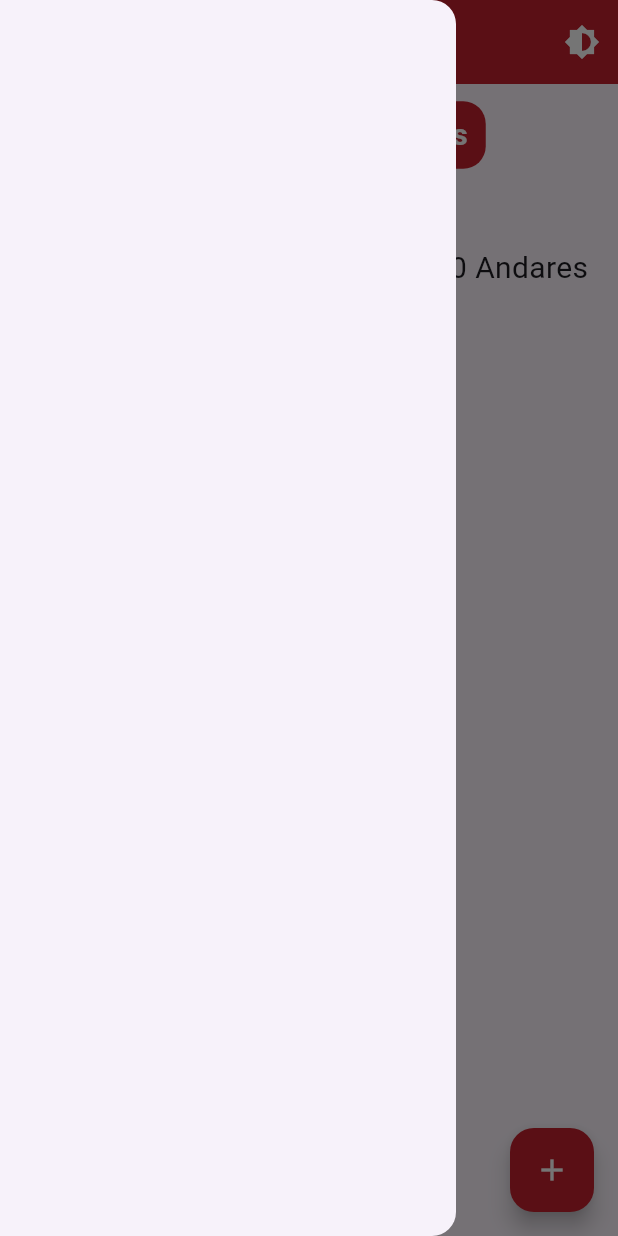
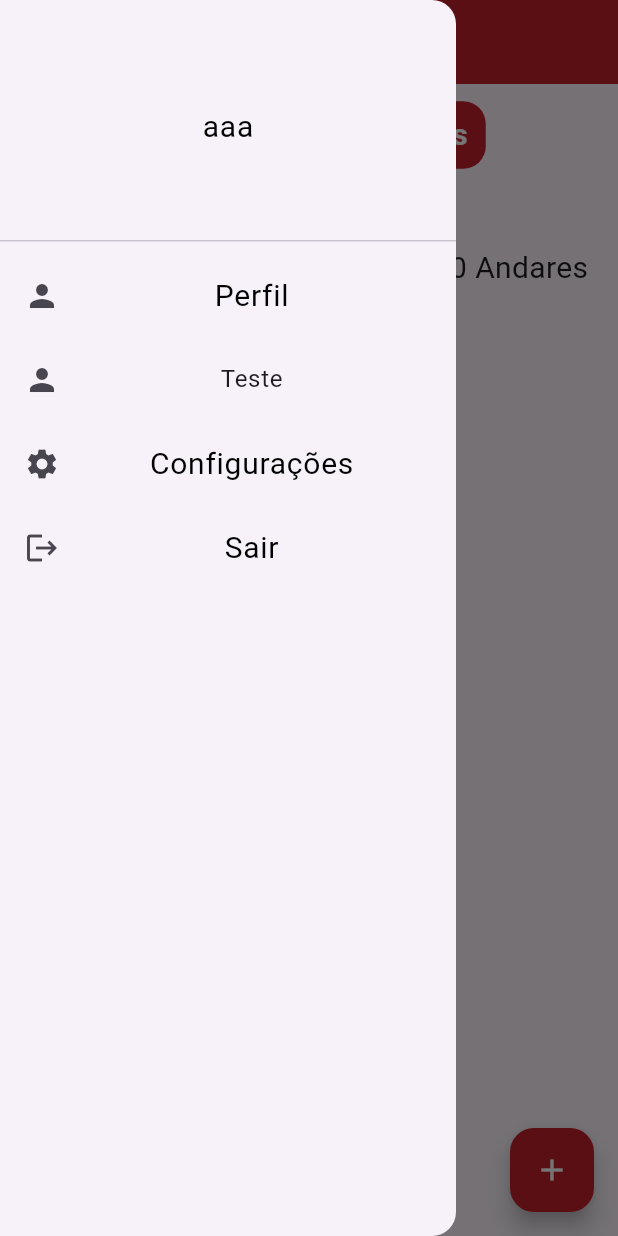
Before and after one commit to pablo-sa10/Pallet, a Flutter app: the screen it shows after launch, with the side drawer open, on a phone screen of 412 x 824 dp. Run offline on Flutter 3.47's test engine with Material 3 defaults, Android fonts, the phone set to English and light mode, and no system bars; our stand-ins replace shared_preferences; network calls fail.

Commit message:
coloquei cores e aoliquei o drawer junto ao mudar temas

```diff
--- /dev/null
+++ b/pallets/lib/components/drawer.dart
@@ -0,0 +1,77 @@
+import 'package:flutter/material.dart';
+import 'package:pallets/pages/configuracoes.dart';
+import 'package:pallets/theme/app_colors.dart';
+import 'package:pallets/theme/app_theme.dart';
+import 'package:pallets/theme/theme_provider.dart';
+import 'package:provider/provider.dart';
+
+class DrawerPage extends StatefulWidget {
+  const DrawerPage({super.key});
+
+  @override
+  State<DrawerPage> createState() => _DrawerPageState();
+}
+
+class _DrawerPageState extends State<DrawerPage> {
+  @override
+  Widget build(BuildContext context) {
+    final themeProvider = Provider.of<ThemeProvider>(context);
+
+    return Drawer(
+      child: ListView(children: [
+        DrawerHeader(
+          child: Center(
+            child: Text(
+              "aaa",
+              style: themeProvider.isDarkTheme
+                  ? AppTheme.darkTheme.textTheme.titleMedium
+                  : AppTheme.lightTheme.textTheme.titleMedium,
+            ),
+          ),
+        ),
+        ListTile(
+          leading: Icon(Icons.person),
+          title: Text(
+            "Perfil",
+            style: themeProvider.isDarkTheme
+                ? AppTheme.darkTheme.textTheme.titleMedium
+                : AppTheme.lightTheme.textTheme.titleMedium,
+            textAlign: TextAlign.center,
+          ),
+          onTap: (){},
+        ),ListTile(
+          leading: Icon(Icons.person),
+          title: Text(
+            "Teste",
+            textAlign: TextAlign.center,
+          ),
+          onTap: (){},
+        ),
+        ListTile(
+          leading: Icon(Icons.settings),
+          title: Text(
+            "Configurações",
+            style: themeProvider.isDarkTheme
+                ? AppTheme.darkTheme.textTheme.titleMedium
+                : AppTheme.lightTheme.textTheme.titleMedium,
+            textAlign: TextAlign.center,
+          ),
+          onTap: (){
+            Navigator.of(context).pushNamed("/Config");
+          },
+        ),
+        ListTile(
+          leading: Icon(Icons.logout),
+          title: Text(
+            "Sair",
+            style: themeProvider.isDarkTheme
+                ? AppTheme.darkTheme.textTheme.titleMedium
+                : AppTheme.lightTheme.textTheme.titleMedium,
+            textAlign: TextAlign.center,
+          ),
+          onTap: (){},
+        ),
+      ]),
+    );
+  }
+}
--- a/pallets/lib/pages/Home.dart
+++ b/pallets/lib/pages/home.dart
@@ -1,5 +1,6 @@
 import 'package:flutter/material.dart';
 import 'package:pallets/components/botoes.dart';
+import 'package:pallets/components/drawer.dart';
 import 'package:pallets/components/tipo.dart';
 import 'package:pallets/theme/theme_provider.dart';
 import 'package:provider/provider.dart';
@@ -24,17 +25,15 @@ class _HomeState extends State<Home> {
   Widget build(BuildContext context) {
     return Scaffold(
       appBar: AppBar(
-        actions: [
-          IconButton(onPressed: (){
-            Provider.of<ThemeProvider>(context, listen: false).toggleTheme();
-          }, icon: Icon(Icons.brightness_6)),
-        ],
+        // actions: [
+        //   IconButton(onPressed: (){
+        //     Provider.of<ThemeProvider>(context, listen: false).toggleTheme();
+        //   }, icon: Icon(Icons.brightness_6)),
+        // ],
         title: const Text("Pallets Teste"),
         centerTitle: true,
       ),
-      drawer: Drawer(
-
-      ),
+      drawer: DrawerPage(),
       body: Padding(
         padding: const EdgeInsets.all(10.0),
         child: Column(
--- a/pallets/lib/pages/main.dart
+++ b/pallets/lib/pages/main.dart
@@ -1,9 +1,11 @@
 import 'package:flutter/material.dart';
+import 'package:pallets/pages/configuracoes.dart';
 import 'package:pallets/theme/theme_provider.dart';
 import 'package:provider/provider.dart';
 import 'package:shared_preferences/shared_preferences.dart';
 import '../theme/app_theme.dart';
-import 'Home.dart';
+import '../theme/theme_google.dart';
+import 'home.dart';
 import 'cadastro.dart';
 
 Future<void> main() async {
@@ -33,10 +35,12 @@ class MyApp extends StatelessWidget {
         debugShowCheckedModeBanner: false,
         title: 'Pallets',
         theme: themeProvider.isDarkTheme ? AppTheme.darkTheme : AppTheme.lightTheme,
+        //theme: themeProvider.isDarkTheme ? MaterialTheme.darkScheme() : AppTheme.lightTheme,
         initialRoute: '/',
         routes: {
           '/': (context) => const Home(),
           "/Cadastro": (context) => const Cadastro(),
+          "/Config": (context) => const Configuracoes(),
         },
       );
     });
--- a/pallets/lib/theme/app_theme.dart
+++ b/pallets/lib/theme/app_theme.dart
@@ -16,7 +16,10 @@ class AppTheme {
           fontSize: 24,
           fontWeight: FontWeight.bold,
           color: AppColors.textoPreto),
-      headlineMedium: TextStyle(fontSize: 16, color: AppColors.textoPreto),
+      headlineMedium: TextStyle(fontSize: 20, color: AppColors.textoPreto),
+      headlineSmall: TextStyle(fontSize: 16, color: AppColors.textoPreto),
+      titleSmall: TextStyle(fontSize: 24, color: AppColors.textoPreto),
+      titleMedium: TextStyle(fontSize: 20, color: AppColors.textoPreto),
     ),
     textButtonTheme: TextButtonThemeData(
       style: TextButton.styleFrom(
@@ -54,7 +57,10 @@ class AppTheme {
           fontSize: 24,
           fontWeight: FontWeight.bold,
           color: AppColors.textoBranco),
-      headlineMedium: TextStyle(fontSize: 16, color: AppColors.textoBranco),
+      headlineMedium: TextStyle(fontSize: 20, color: AppColors.textoBranco),
+      headlineSmall: TextStyle(fontSize: 16, color: AppColors.textoBranco),
+      titleSmall: TextStyle(fontSize: 24, color: AppColors.textoBranco),
+      titleMedium: TextStyle(fontSize: 20, color: AppColors.textoBranco),
     ),
     textButtonTheme: TextButtonThemeData(
       style: TextButton.styleFrom(
```
Also changed, not shown: pallets/lib/pages/configuracoes.dart (added, +39 -0 lines), pallets/lib/theme/theme_google.dart (renamed from pallets/lib/theme/thema_google.dart).
